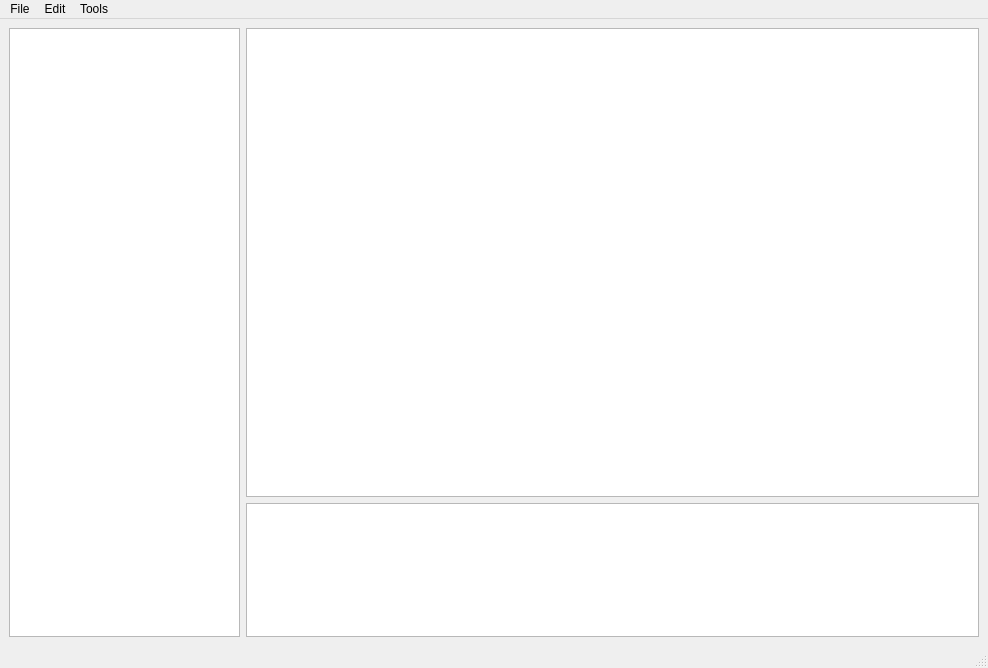
First picture: the form in ui/editorwindow.ui, repository hkeeble/ProcLevelDesigner, before the edit.
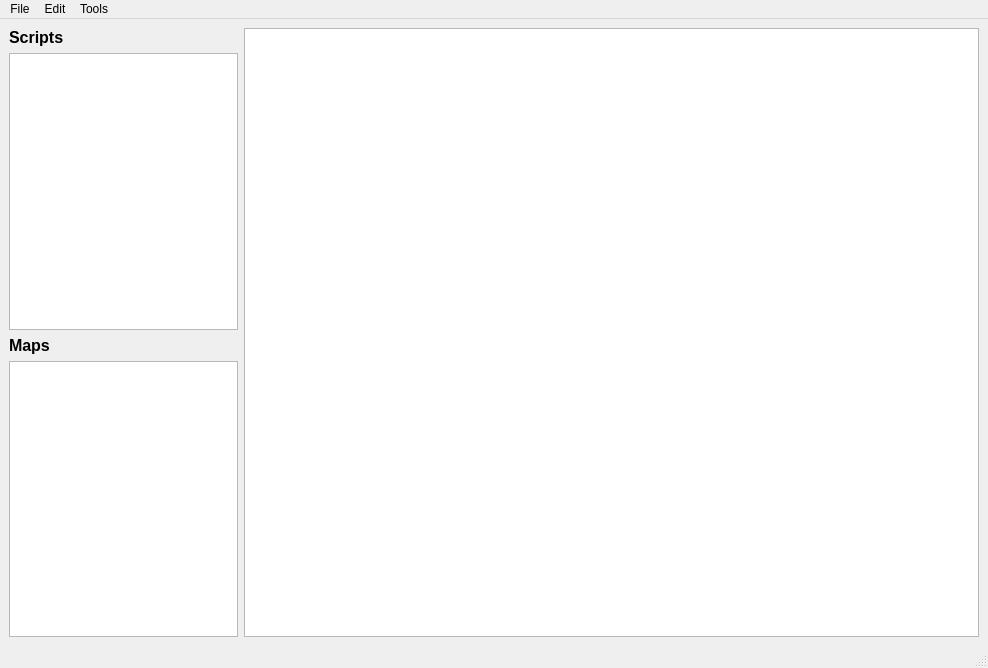
Second picture: the form after the edit.

The edit to the form file:
```diff
--- a/ui/editorwindow.ui
+++ b/ui/editorwindow.ui
@@ -26,24 +26,66 @@
    <string>MainWindow</string>
   </property>
   <widget class="QWidget" name="centralwidget">
-   <layout class="QHBoxLayout" name="horizontalLayout">
+   <layout class="QGridLayout" name="gridLayout">
+    <item row="0" column="0">
+     <layout class="QVBoxLayout" name="verticalLayout_2">
     <item>
-     <widget class="QTreeView" name="treeView">
+       <widget class="QLabel" name="label">
+        <property name="font">
+         <font>
+          <pointsize>12</pointsize>
+          <weight>75</weight>
+          <bold>true</bold>
+         </font>
+        </property>
+        <property name="text">
+         <string>Scripts</string>
+        </property>
+       </widget>
+      </item>
+      <item>
+       <widget class="QTreeView" name="scriptsView">
       <property name="minimumSize">
        <size>
-        <width>231</width>
-        <height>601</height>
+          <width>0</width>
+          <height>0</height>
        </size>
       </property>
       <property name="maximumSize">
        <size>
-        <width>231</width>
+          <width>229</width>
         <height>16777215</height>
        </size>
       </property>
      </widget>
     </item>
     <item>
+       <widget class="QLabel" name="label_2">
+        <property name="font">
+         <font>
+          <pointsize>12</pointsize>
+          <weight>75</weight>
+          <bold>true</bold>
+         </font>
+        </property>
+        <property name="text">
+         <string>Maps</string>
+        </property>
+       </widget>
+      </item>
+      <item>
+       <widget class="QTreeView" name="mapsView">
+        <property name="maximumSize">
+         <size>
+          <width>229</width>
+          <height>16777215</height>
+         </size>
+        </property>
+       </widget>
+      </item>
+     </layout>
+    </item>
+    <item row="0" column="1">
      <layout class="QVBoxLayout" name="verticalLayout">
       <item>
        <widget class="QGraphicsView" name="graphicsView">
@@ -55,22 +97,6 @@
         </property>
        </widget>
       </item>
-      <item>
-       <widget class="QPlainTextEdit" name="console">
-        <property name="minimumSize">
-         <size>
-          <width>731</width>
-          <height>131</height>
-         </size>
-        </property>
-        <property name="maximumSize">
-         <size>
-          <width>16777215</width>
-          <height>134</height>
-         </size>
-        </property>
-       </widget>
-      </item>
      </layout>
     </item>
    </layout>
```
Lines whose indentation alone changed are shown as unchanged.
